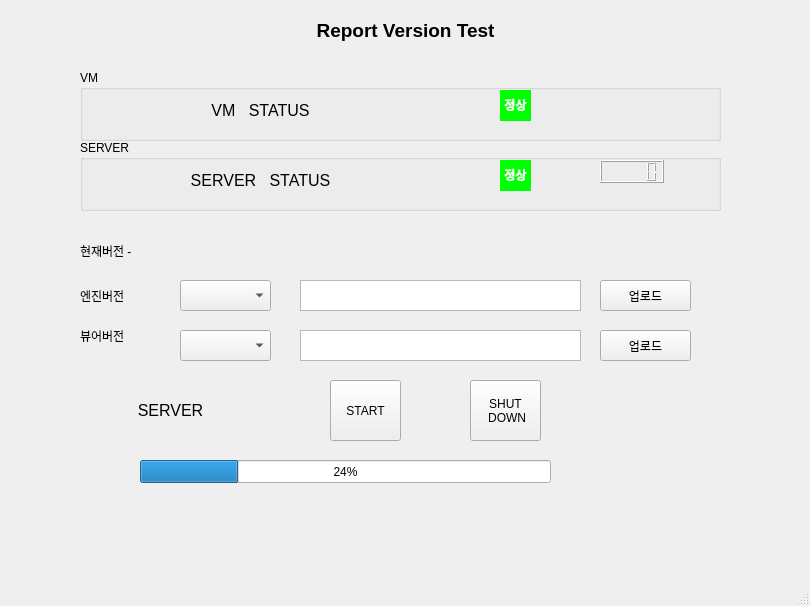
Above: templates/app.ui from ryuwoonyong/repVersion before the change. Below: the same form after it.
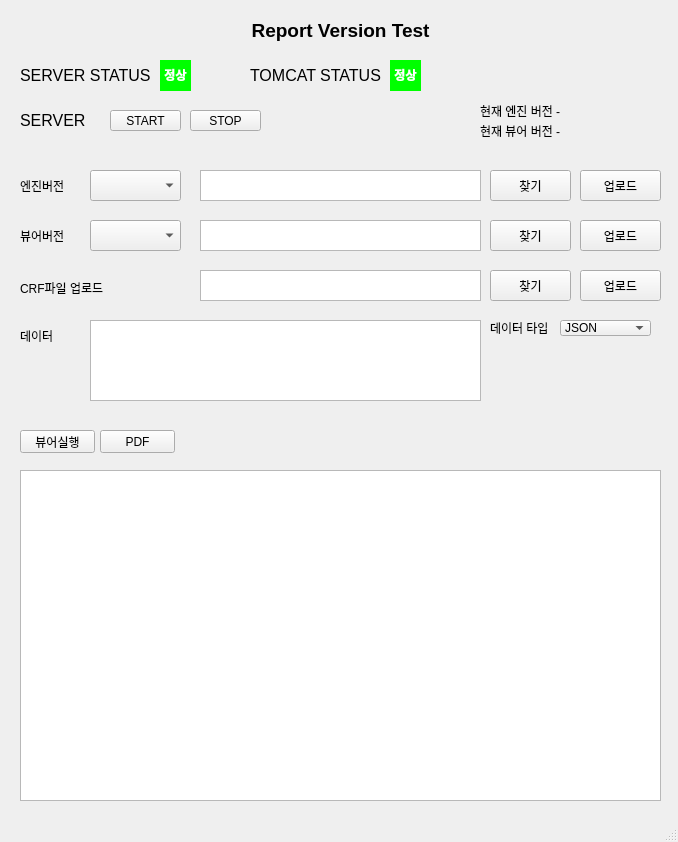
That is the form after the change.

Commit message: ui 수정

```diff
--- a/templates/app.ui
+++ b/templates/app.ui
@@ -6,8 +6,8 @@
    <rect>
     <x>0</x>
     <y>0</y>
-    <width>810</width>
-    <height>606</height>
+    <width>678</width>
+    <height>842</height>
    </rect>
   </property>
   <property name="windowTitle">
@@ -17,9 +17,9 @@
    <widget class="QLabel" name="title">
     <property name="geometry">
      <rect>
-      <x>190</x>
+      <x>60</x>
       <y>10</y>
-      <width>431</width>
+      <width>561</width>
       <height>41</height>
      </rect>
     </property>
@@ -38,70 +38,11 @@
      <set>Qt::AlignCenter</set>
     </property>
    </widget>
-   <widget class="QGroupBox" name="vmcondition">
-    <property name="geometry">
-     <rect>
-      <x>80</x>
-      <y>70</y>
-      <width>641</width>
-      <height>71</height>
-     </rect>
-    </property>
-    <property name="title">
-     <string>VM</string>
-    </property>
-    <widget class="QLabel" name="vm_title">
-     <property name="geometry">
-      <rect>
-       <x>90</x>
-       <y>20</y>
-       <width>181</width>
-       <height>41</height>
-      </rect>
-     </property>
-     <property name="font">
-      <font>
-       <family>Arial</family>
-       <pointsize>12</pointsize>
-       <weight>50</weight>
-       <bold>false</bold>
-      </font>
-     </property>
-     <property name="text">
-      <string>VM   STATUS</string>
-     </property>
-     <property name="alignment">
-      <set>Qt::AlignCenter</set>
-     </property>
-    </widget>
-    <widget class="QLabel" name="label">
-     <property name="geometry">
-      <rect>
-       <x>420</x>
-       <y>20</y>
-       <width>31</width>
-       <height>31</height>
-      </rect>
-     </property>
-     <property name="layoutDirection">
-      <enum>Qt::LeftToRight</enum>
-     </property>
-     <property name="styleSheet">
-      <string notr="true"> background-color:rgb(0, 255, 0)</string>
-     </property>
-     <property name="text">
-      <string>&lt;html&gt;&lt;head/&gt;&lt;body&gt;&lt;p align=&quot;center&quot;&gt;&lt;span style=&quot; font-weight:600; color:#ffffff;&quot;&gt;정상&lt;/span&gt;&lt;/p&gt;&lt;/body&gt;&lt;/html&gt;</string>
-     </property>
-     <property name="alignment">
-      <set>Qt::AlignJustify|Qt::AlignVCenter</set>
-     </property>
-    </widget>
-   </widget>
    <widget class="QLabel" name="label_3">
     <property name="geometry">
      <rect>
-      <x>80</x>
-      <y>320</y>
+      <x>20</x>
+      <y>220</y>
       <width>71</width>
       <height>31</height>
      </rect>
@@ -113,8 +54,8 @@
    <widget class="QLabel" name="label_2">
     <property name="geometry">
      <rect>
-      <x>80</x>
-      <y>280</y>
+      <x>20</x>
+      <y>170</y>
       <width>71</width>
       <height>31</height>
      </rect>
@@ -126,101 +67,32 @@
    <widget class="QLabel" name="label_4">
     <property name="geometry">
      <rect>
-      <x>80</x>
-      <y>240</y>
+      <x>480</x>
+      <y>100</y>
       <width>191</width>
       <height>21</height>
      </rect>
     </property>
     <property name="text">
-     <string>현재버전 - </string>
+     <string>현재 엔진 버전 - </string>
     </property>
    </widget>
    <widget class="QComboBox" name="comboBox">
     <property name="geometry">
      <rect>
-      <x>180</x>
-      <y>280</y>
+      <x>90</x>
+      <y>170</y>
       <width>91</width>
       <height>31</height>
      </rect>
     </property>
    </widget>
-   <widget class="QGroupBox" name="vmcondition_2">
-    <property name="geometry">
-     <rect>
-      <x>80</x>
-      <y>140</y>
-      <width>641</width>
-      <height>71</height>
-     </rect>
-    </property>
-    <property name="title">
-     <string>SERVER</string>
-    </property>
-    <widget class="QLabel" name="vm_title_2">
-     <property name="geometry">
-      <rect>
-       <x>90</x>
-       <y>20</y>
-       <width>181</width>
-       <height>41</height>
-      </rect>
-     </property>
-     <property name="font">
-      <font>
-       <family>Arial</family>
-       <pointsize>12</pointsize>
-       <weight>50</weight>
-       <bold>false</bold>
-      </font>
-     </property>
-     <property name="text">
-      <string>SERVER   STATUS</string>
-     </property>
-     <property name="alignment">
-      <set>Qt::AlignCenter</set>
-     </property>
-    </widget>
-    <widget class="QLabel" name="label_5">
-     <property name="geometry">
-      <rect>
-       <x>420</x>
-       <y>20</y>
-       <width>31</width>
-       <height>31</height>
-      </rect>
-     </property>
-     <property name="layoutDirection">
-      <enum>Qt::LeftToRight</enum>
-     </property>
-     <property name="styleSheet">
-      <string notr="true"> background-color:rgb(0, 255, 0)</string>
-     </property>
-     <property name="text">
-      <string>&lt;html&gt;&lt;head/&gt;&lt;body&gt;&lt;p align=&quot;center&quot;&gt;&lt;span style=&quot; font-weight:600; color:#ffffff;&quot;&gt;정상&lt;/span&gt;&lt;/p&gt;&lt;/body&gt;&lt;/html&gt;</string>
-     </property>
-     <property name="alignment">
-      <set>Qt::AlignJustify|Qt::AlignVCenter</set>
-     </property>
-    </widget>
-    <widget class="QLCDNumber" name="lcdNumber">
-     <property name="geometry">
-      <rect>
-       <x>520</x>
-       <y>20</y>
-       <width>64</width>
-       <height>23</height>
-      </rect>
-     </property>
-    </widget>
-   </widget>
    <widget class="QLabel" name="vm_title_3">
     <property name="geometry">
      <rect>
-      <x>80</x>
-      <y>390</y>
-      <width>181</width>
+      <x>20</x>
+      <y>100</y>
+      <width>71</width>
       <height>41</height>
      </rect>
     </property>
@@ -235,17 +107,14 @@
     <property name="text">
      <string>SERVER</string>
     </property>
-    <property name="alignment">
-     <set>Qt::AlignCenter</set>
-    </property>
    </widget>
    <widget class="QPushButton" name="server_start">
     <property name="geometry">
      <rect>
-      <x>330</x>
-      <y>380</y>
+      <x>110</x>
+      <y>110</y>
       <width>71</width>
-      <height>61</height>
+      <height>21</height>
      </rect>
     </property>
     <property name="text">
@@ -255,22 +124,21 @@
    <widget class="QPushButton" name="server_shutdown">
     <property name="geometry">
      <rect>
-      <x>470</x>
-      <y>380</y>
+      <x>190</x>
+      <y>110</y>
       <width>71</width>
-      <height>61</height>
+      <height>21</height>
      </rect>
     </property>
     <property name="text">
-     <string>SHUT
- DOWN</string>
+     <string>STOP</string>
     </property>
    </widget>
    <widget class="QTextEdit" name="textEdit">
     <property name="geometry">
      <rect>
-      <x>300</x>
-      <y>280</y>
+      <x>200</x>
+      <y>170</y>
       <width>281</width>
       <height>31</height>
      </rect>
@@ -279,8 +147,8 @@
    <widget class="QComboBox" name="comboBox_2">
     <property name="geometry">
      <rect>
-      <x>180</x>
-      <y>330</y>
+      <x>90</x>
+      <y>220</y>
       <width>91</width>
       <height>31</height>
      </rect>
@@ -289,50 +157,316 @@
    <widget class="QTextEdit" name="textEdit_2">
     <property name="geometry">
      <rect>
-      <x>300</x>
-      <y>330</y>
+      <x>200</x>
+      <y>220</y>
       <width>281</width>
       <height>31</height>
      </rect>
     </property>
    </widget>
-   <widget class="QProgressBar" name="progressBar">
-    <property name="geometry">
-     <rect>
-      <x>140</x>
-      <y>460</y>
-      <width>411</width>
-      <height>23</height>
-     </rect>
-    </property>
-    <property name="value">
-     <number>24</number>
-    </property>
-   </widget>
    <widget class="QPushButton" name="pushButton">
     <property name="geometry">
      <rect>
-      <x>600</x>
-      <y>280</y>
-      <width>91</width>
+      <x>490</x>
+      <y>170</y>
+      <width>81</width>
       <height>31</height>
      </rect>
     </property>
     <property name="text">
-     <string>업로드</string>
+     <string>찾기</string>
     </property>
    </widget>
    <widget class="QPushButton" name="pushButton_2">
     <property name="geometry">
      <rect>
-      <x>600</x>
+      <x>490</x>
+      <y>220</y>
+      <width>81</width>
+      <height>31</height>
+     </rect>
+    </property>
+    <property name="text">
+     <string>찾기</string>
+    </property>
+   </widget>
+   <widget class="QLabel" name="vm_title">
+    <property name="geometry">
+     <rect>
+      <x>20</x>
+      <y>60</y>
+      <width>131</width>
+      <height>31</height>
+     </rect>
+    </property>
+    <property name="font">
+     <font>
+      <family>Arial</family>
+      <pointsize>12</pointsize>
+      <weight>50</weight>
+      <bold>false</bold>
+     </font>
+    </property>
+    <property name="text">
+     <string>SERVER STATUS</string>
+    </property>
+    <property name="textFormat">
+     <enum>Qt::AutoText</enum>
+    </property>
+   </widget>
+   <widget class="QLabel" name="label">
+    <property name="geometry">
+     <rect>
+      <x>160</x>
+      <y>60</y>
+      <width>31</width>
+      <height>31</height>
+     </rect>
+    </property>
+    <property name="layoutDirection">
+     <enum>Qt::LeftToRight</enum>
+    </property>
+    <property name="styleSheet">
+     <string notr="true"> background-color:rgb(0, 255, 0)</string>
+    </property>
+    <property name="text">
+     <string>&lt;html&gt;&lt;head/&gt;&lt;body&gt;&lt;p align=&quot;center&quot;&gt;&lt;span style=&quot; font-weight:600; color:#ffffff;&quot;&gt;정상&lt;/span&gt;&lt;/p&gt;&lt;/body&gt;&lt;/html&gt;</string>
+    </property>
+    <property name="alignment">
+     <set>Qt::AlignJustify|Qt::AlignVCenter</set>
+    </property>
+   </widget>
+   <widget class="QLabel" name="vm_title_2">
+    <property name="geometry">
+     <rect>
+      <x>250</x>
+      <y>60</y>
+      <width>141</width>
+      <height>31</height>
+     </rect>
+    </property>
+    <property name="font">
+     <font>
+      <family>Arial</family>
+      <pointsize>12</pointsize>
+      <weight>50</weight>
+      <bold>false</bold>
+     </font>
+    </property>
+    <property name="text">
+     <string>TOMCAT STATUS</string>
+    </property>
+   </widget>
+   <widget class="QLabel" name="label_5">
+    <property name="geometry">
+     <rect>
+      <x>390</x>
+      <y>60</y>
+      <width>31</width>
+      <height>31</height>
+     </rect>
+    </property>
+    <property name="layoutDirection">
+     <enum>Qt::LeftToRight</enum>
+    </property>
+    <property name="styleSheet">
+     <string notr="true"> background-color:rgb(0, 255, 0)</string>
+    </property>
+    <property name="text">
+     <string>&lt;html&gt;&lt;head/&gt;&lt;body&gt;&lt;p align=&quot;center&quot;&gt;&lt;span style=&quot; font-weight:600; color:#ffffff;&quot;&gt;정상&lt;/span&gt;&lt;/p&gt;&lt;/body&gt;&lt;/html&gt;</string>
+    </property>
+    <property name="alignment">
+     <set>Qt::AlignJustify|Qt::AlignVCenter</set>
+    </property>
+   </widget>
+   <widget class="QLabel" name="label_6">
+    <property name="geometry">
+     <rect>
+      <x>480</x>
+      <y>120</y>
+      <width>191</width>
+      <height>21</height>
+     </rect>
+    </property>
+    <property name="text">
+     <string>현재 뷰어 버전 - </string>
+    </property>
+   </widget>
+   <widget class="QPushButton" name="pushButton_3">
+    <property name="geometry">
+     <rect>
+      <x>20</x>
+      <y>430</y>
+      <width>75</width>
+      <height>23</height>
+     </rect>
+    </property>
+    <property name="text">
+     <string>뷰어실행</string>
+    </property>
+   </widget>
+   <widget class="QPushButton" name="pushButton_4">
+    <property name="geometry">
+     <rect>
+      <x>100</x>
+      <y>430</y>
+      <width>75</width>
+      <height>23</height>
+     </rect>
+    </property>
+    <property name="text">
+     <string>PDF</string>
+    </property>
+   </widget>
+   <widget class="QLabel" name="label_7">
+    <property name="geometry">
+     <rect>
+      <x>20</x>
+      <y>280</y>
+      <width>101</width>
+      <height>16</height>
+     </rect>
+    </property>
+    <property name="text">
+     <string>CRF파일 업로드</string>
+    </property>
+   </widget>
+   <widget class="QPushButton" name="pushButton_5">
+    <property name="geometry">
+     <rect>
+      <x>580</x>
+      <y>170</y>
+      <width>81</width>
+      <height>31</height>
+     </rect>
+    </property>
+    <property name="text">
+     <string>업로드</string>
+    </property>
+   </widget>
+   <widget class="QPushButton" name="pushButton_6">
+    <property name="geometry">
+     <rect>
+      <x>580</x>
+      <y>220</y>
+      <width>81</width>
+      <height>31</height>
+     </rect>
+    </property>
+    <property name="text">
+     <string>업로드</string>
+    </property>
+   </widget>
+   <widget class="QPushButton" name="pushButton_7">
+    <property name="geometry">
+     <rect>
+      <x>580</x>
+      <y>270</y>
+      <width>81</width>
+      <height>31</height>
+     </rect>
+    </property>
+    <property name="text">
+     <string>업로드</string>
+    </property>
+   </widget>
+   <widget class="QTextEdit" name="textEdit_3">
+    <property name="geometry">
+     <rect>
+      <x>200</x>
+      <y>270</y>
+      <width>281</width>
+      <height>31</height>
+     </rect>
+    </property>
+   </widget>
+   <widget class="QPushButton" name="pushButton_8">
+    <property name="geometry">
+     <rect>
+      <x>490</x>
+      <y>270</y>
+      <width>81</width>
+      <height>31</height>
+     </rect>
+    </property>
+    <property name="text">
+     <string>찾기</string>
+    </property>
+   </widget>
+   <widget class="QTextEdit" name="textEdit_4">
+    <property name="geometry">
+     <rect>
+      <x>90</x>
+      <y>320</y>
+      <width>391</width>
+      <height>81</height>
+     </rect>
+    </property>
+   </widget>
+   <widget class="QLabel" name="label_8">
+    <property name="geometry">
+     <rect>
+      <x>20</x>
       <y>330</y>
+      <width>54</width>
+      <height>12</height>
+     </rect>
+    </property>
+    <property name="text">
+     <string>데이터</string>
+    </property>
+   </widget>
+   <widget class="QLabel" name="label_9">
+    <property name="geometry">
+     <rect>
+      <x>490</x>
+      <y>320</y>
+      <width>71</width>
+      <height>16</height>
+     </rect>
+    </property>
+    <property name="text">
+     <string>데이터 타입</string>
+    </property>
+   </widget>
+   <widget class="QComboBox" name="comboBox_3">
+    <property name="geometry">
+     <rect>
+      <x>560</x>
+      <y>320</y>
       <width>91</width>
-      <height>31</height>
+      <height>16</height>
      </rect>
     </property>
-    <property name="text">
-     <string>업로드</string>
+    <item>
+     <property name="text">
+      <string>JSON</string>
+     </property>
+    </item>
+    <item>
+     <property name="text">
+      <string>XML</string>
+     </property>
+    </item>
+    <item>
+     <property name="text">
+      <string>CSV</string>
+     </property>
+    </item>
+    <item>
+     <property name="text">
+      <string>SQL</string>
+     </property>
+    </item>
+   </widget>
+   <widget class="QTextBrowser" name="textBrowser">
+    <property name="geometry">
+     <rect>
+      <x>20</x>
+      <y>470</y>
+      <width>641</width>
+      <height>331</height>
+     </rect>
     </property>
    </widget>
   </widget>
```
Left out of the diff: 2 changed lines with no effect on the pictures.
